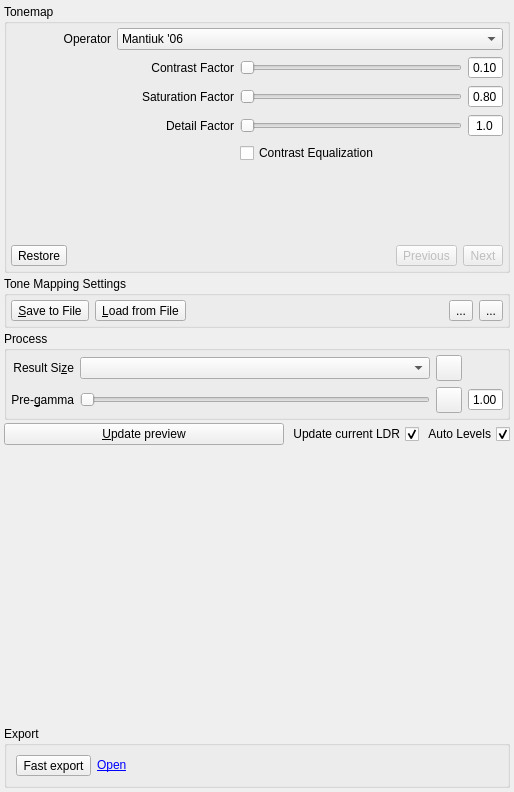
This is src/TonemappingPanel/TonemappingPanel.ui in LuminanceHDR/LuminanceHDR as Qt 5 draws it before an edit. The edited form follows.
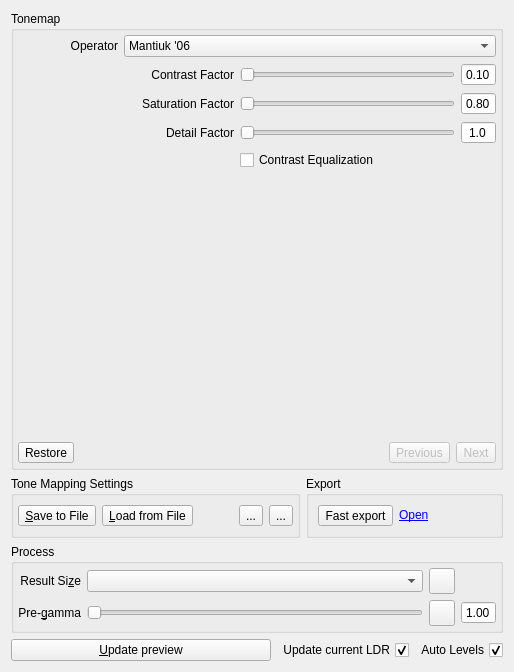
This is the edited form. Icons and pictures are not drawn.

Commit message: [TonemappingPanel]: UI refactoring to fit into laptop displays

The edit to the form file:
```diff
--- a/src/TonemappingPanel/TonemappingPanel.ui
+++ b/src/TonemappingPanel/TonemappingPanel.ui
@@ -2,118 +2,45 @@
 <ui version="4.0">
  <class>TonemappingPanel</class>
  <widget class="QWidget" name="TonemappingPanel">
+  <property name="enabled">
+   <bool>true</bool>
+  </property>
   <property name="geometry">
    <rect>
     <x>0</x>
     <y>0</y>
     <width>514</width>
-    <height>792</height>
+    <height>672</height>
    </rect>
   </property>
   <property name="sizePolicy">
-   <sizepolicy hsizetype="Minimum" vsizetype="Minimum">
+   <sizepolicy hsizetype="Fixed" vsizetype="Minimum">
     <horstretch>0</horstretch>
     <verstretch>0</verstretch>
    </sizepolicy>
   </property>
+  <property name="minimumSize">
+   <size>
+    <width>514</width>
+    <height>0</height>
+   </size>
+  </property>
+  <property name="maximumSize">
+   <size>
+    <width>514</width>
+    <height>16777215</height>
+   </size>
+  </property>
   <property name="windowIcon">
    <iconset resource="../../icons.qrc">
     <normaloff>:/new/prefix1/images/luminance-hdr.png</normaloff>:/new/prefix1/images/luminance-hdr.png</iconset>
   </property>
   <layout class="QGridLayout" name="gridLayout_13">
-   <property name="leftMargin">
-    <number>4</number>
-   </property>
-   <property name="topMargin">
-    <number>4</number>
-   </property>
-   <property name="rightMargin">
-    <number>4</number>
-   </property>
-   <property name="bottomMargin">
-    <number>4</number>
-   </property>
-   <property name="spacing">
-    <number>3</number>
-   </property>
-   <item row="2" column="0">
-    <layout class="QHBoxLayout" name="horizontalLayout_38">
-     <item>
-      <widget class="QPushButton" name="applyButton">
-       <property name="sizePolicy">
-        <sizepolicy hsizetype="MinimumExpanding" vsizetype="Fixed">
-         <horstretch>0</horstretch>
-         <verstretch>0</verstretch>
-        </sizepolicy>
-       </property>
-       <property name="toolTip">
-        <string>Start tonemapping (CTRL+T)</string>
-       </property>
-       <property name="whatsThis">
-        <string>Use current parameters above (pregamma and tone mapping operator) to compute an LDR image</string>
-       </property>
-       <property name="text">
-        <string>&amp;Update preview</string>
-       </property>
-       <property name="shortcut">
-        <string>Ctrl+T</string>
-       </property>
-      </widget>
-     </item>
-     <item>
-      <widget class="QCheckBox" name="replaceLdrCheckBox">
-       <property name="sizePolicy">
-        <sizepolicy hsizetype="Minimum" vsizetype="Fixed">
-         <horstretch>0</horstretch>
-         <verstretch>0</verstretch>
-        </sizepolicy>
-       </property>
-       <property name="layoutDirection">
-        <enum>Qt::RightToLeft</enum>
-       </property>
-       <property name="text">
-        <string>Update current LDR</string>
-       </property>
-       <property name="checkable">
-        <bool>true</bool>
-       </property>
-       <property name="checked">
-        <bool>true</bool>
-       </property>
-      </widget>
-     </item>
-     <item>
-      <widget class="QCheckBox" name="autoLevelsCheckBox">
-       <property name="layoutDirection">
-        <enum>Qt::RightToLeft</enum>
-       </property>
-       <property name="text">
-        <string>Auto Levels</string>
-       </property>
-       <property name="checked">
-        <bool>true</bool>
-       </property>
-      </widget>
-     </item>
-    </layout>
-   </item>
-   <item row="3" column="0">
-    <spacer name="verticalSpacer">
-     <property name="orientation">
-      <enum>Qt::Vertical</enum>
-     </property>
-     <property name="sizeHint" stdset="0">
-      <size>
-       <width>20</width>
-       <height>0</height>
-      </size>
-     </property>
-    </spacer>
-   </item>
    <item row="0" column="0">
-    <layout class="QVBoxLayout" name="verticalLayout_11">
-     <item>
       <widget class="QGroupBox" name="tonemapGroupBox">
+     <property name="enabled">
+      <bool>true</bool>
+     </property>
        <property name="sizePolicy">
         <sizepolicy hsizetype="Preferred" vsizetype="Minimum">
          <horstretch>0</horstretch>
@@ -2569,19 +2496,6 @@
           </widget>
          </widget>
         </item>
-        <item>
-         <spacer name="verticalSpacer_11">
-          <property name="orientation">
-           <enum>Qt::Vertical</enum>
-          </property>
-          <property name="sizeHint" stdset="0">
-           <size>
-            <width>20</width>
-            <height>10</height>
-           </size>
-          </property>
-         </spacer>
-        </item>
         <item>
          <layout class="QHBoxLayout" name="horizontalLayout_undo">
           <item>
@@ -2662,6 +2576,8 @@
        </layout>
       </widget>
      </item>
+   <item row="1" column="0">
+    <layout class="QHBoxLayout" name="horizontalLayout_3">
      <item>
       <widget class="QGroupBox" name="groupSaveLoadTMOsetting">
        <property name="sizePolicy">
@@ -2787,6 +2703,81 @@
       </widget>
      </item>
      <item>
+      <widget class="QGroupBox" name="groupBoxExport">
+       <property name="title">
+        <string>Export</string>
+       </property>
+       <layout class="QGridLayout" name="gridLayout_25">
+        <property name="verticalSpacing">
+         <number>6</number>
+        </property>
+        <item row="0" column="0">
+         <layout class="QHBoxLayout" name="horizontalLayout_2">
+          <item>
+           <widget class="QToolButton" name="queueButton">
+            <property name="text">
+             <string>Fast export</string>
+            </property>
+            <property name="icon">
+             <iconset theme="folder-image">
+              <normaloff>.</normaloff>.</iconset>
+            </property>
+            <property name="toolButtonStyle">
+             <enum>Qt::ToolButtonTextBesideIcon</enum>
+            </property>
+           </widget>
+          </item>
+          <item>
+           <widget class="QLabel" name="lblOpenQueue">
+            <property name="toolTip">
+             <string>Opens the current export direcotory. This can be changed in the preferences!</string>
+            </property>
+            <property name="text">
+             <string>&lt;html&gt;&lt;head/&gt;&lt;body&gt;&lt;p&gt;&lt;a href=&quot;Open&quot;&gt;&lt;span style=&quot; text-decoration: underline; color:#0000ff;&quot;&gt;Open&lt;/span&gt;&lt;/a&gt;&lt;/p&gt;&lt;/body&gt;&lt;/html&gt;</string>
+            </property>
+            <property name="openExternalLinks">
+             <bool>false</bool>
+            </property>
+            <property name="textInteractionFlags">
+             <set>Qt::LinksAccessibleByMouse</set>
+            </property>
+           </widget>
+          </item>
+          <item>
+           <layout class="QHBoxLayout" name="frameSpinner">
+            <property name="spacing">
+             <number>0</number>
+            </property>
+           </layout>
+          </item>
+          <item>
+           <spacer name="horizontalSpacer_3">
+            <property name="orientation">
+             <enum>Qt::Horizontal</enum>
+            </property>
+            <property name="sizeHint" stdset="0">
+             <size>
+              <width>40</width>
+              <height>20</height>
+             </size>
+            </property>
+           </spacer>
+          </item>
+         </layout>
+        </item>
+        <item row="0" column="1">
+         <widget class="QLabel" name="lblQueueSize">
+          <property name="text">
+           <string notr="true"/>
+          </property>
+         </widget>
+        </item>
+       </layout>
+      </widget>
+     </item>
+    </layout>
+   </item>
+   <item row="2" column="0">
       <widget class="QGroupBox" name="pregammaGroup">
        <property name="toolTip">
         <string/>
@@ -3005,77 +2996,63 @@
        </layout>
       </widget>
      </item>
-    </layout>
-   </item>
-   <item row="4" column="0">
-    <widget class="QGroupBox" name="groupBox">
-     <property name="title">
-      <string>Export</string>
-     </property>
-     <layout class="QGridLayout" name="gridLayout_25">
-      <item row="0" column="0">
-       <layout class="QHBoxLayout" name="horizontalLayout_2">
+   <item row="3" column="0">
+    <layout class="QHBoxLayout" name="horizontalLayout_38">
         <item>
-         <widget class="QToolButton" name="queueButton">
-          <property name="text">
-           <string>Fast export</string>
-          </property>
-          <property name="icon">
-           <iconset theme="folder-image">
-            <normaloff>.</normaloff>.</iconset>
-          </property>
-          <property name="toolButtonStyle">
-           <enum>Qt::ToolButtonTextBesideIcon</enum>
-          </property>
-         </widget>
-        </item>
-        <item>
-         <widget class="QLabel" name="lblOpenQueue">
+      <widget class="QPushButton" name="applyButton">
+       <property name="sizePolicy">
+        <sizepolicy hsizetype="MinimumExpanding" vsizetype="Fixed">
+         <horstretch>0</horstretch>
+         <verstretch>0</verstretch>
+        </sizepolicy>
+       </property>
           <property name="toolTip">
            <string>Opens the current export direcotory. This can be changed in the preferences!</string>
           </property>
           <property name="text">
-           <string>&lt;html&gt;&lt;head/&gt;&lt;body&gt;&lt;p&gt;&lt;a href=&quot;Open&quot;&gt;&lt;span style=&quot; text-decoration: underline; color:#0000ff;&quot;&gt;Open&lt;/span&gt;&lt;/a&gt;&lt;/p&gt;&lt;/body&gt;&lt;/html&gt;</string>
-          </property>
-          <property name="openExternalLinks">
-           <bool>false</bool>
-          </property>
-          <property name="textInteractionFlags">
-           <set>Qt::LinksAccessibleByMouse</set>
-          </property>
+        <string>&amp;Update preview</string>
+       </property>
+       <property name="shortcut">
+        <string>Ctrl+T</string>
+       </property>
          </widget>
         </item>
         <item>
-         <layout class="QHBoxLayout" name="frameSpinner">
-          <property name="spacing">
-           <number>0</number>
-          </property>
-         </layout>
-        </item>
-        <item>
-         <spacer name="horizontalSpacer_3">
-          <property name="orientation">
-           <enum>Qt::Horizontal</enum>
-          </property>
-          <property name="sizeHint" stdset="0">
-           <size>
-            <width>40</width>
-            <height>20</height>
-           </size>
-          </property>
-         </spacer>
-        </item>
-       </layout>
-      </item>
-      <item row="0" column="1">
-       <widget class="QLabel" name="lblQueueSize">
+      <widget class="QCheckBox" name="replaceLdrCheckBox">
+       <property name="sizePolicy">
+        <sizepolicy hsizetype="Minimum" vsizetype="Fixed">
+         <horstretch>0</horstretch>
+         <verstretch>0</verstretch>
+        </sizepolicy>
+       </property>
+       <property name="layoutDirection">
+        <enum>Qt::RightToLeft</enum>
+       </property>
+       <property name="text">
+        <string>Update current LDR</string>
+       </property>
+       <property name="checkable">
+        <bool>true</bool>
+       </property>
+       <property name="checked">
+        <bool>true</bool>
+       </property>
+      </widget>
+     </item>
+     <item>
+      <widget class="QCheckBox" name="autoLevelsCheckBox">
+       <property name="layoutDirection">
+        <enum>Qt::RightToLeft</enum>
+       </property>
         <property name="text">
-         <string notr="true"/>
-        </property>
+        <string>Auto Levels</string>
+       </property>
+       <property name="checked">
+        <bool>true</bool>
+       </property>
        </widget>
       </item>
      </layout>
-    </widget>
    </item>
   </layout>
  </widget>
```
Left out of the diff: 7 changed lines with no effect on the pictures. Lines whose indentation alone changed are shown as unchanged. The commit also changes 1 other file.
